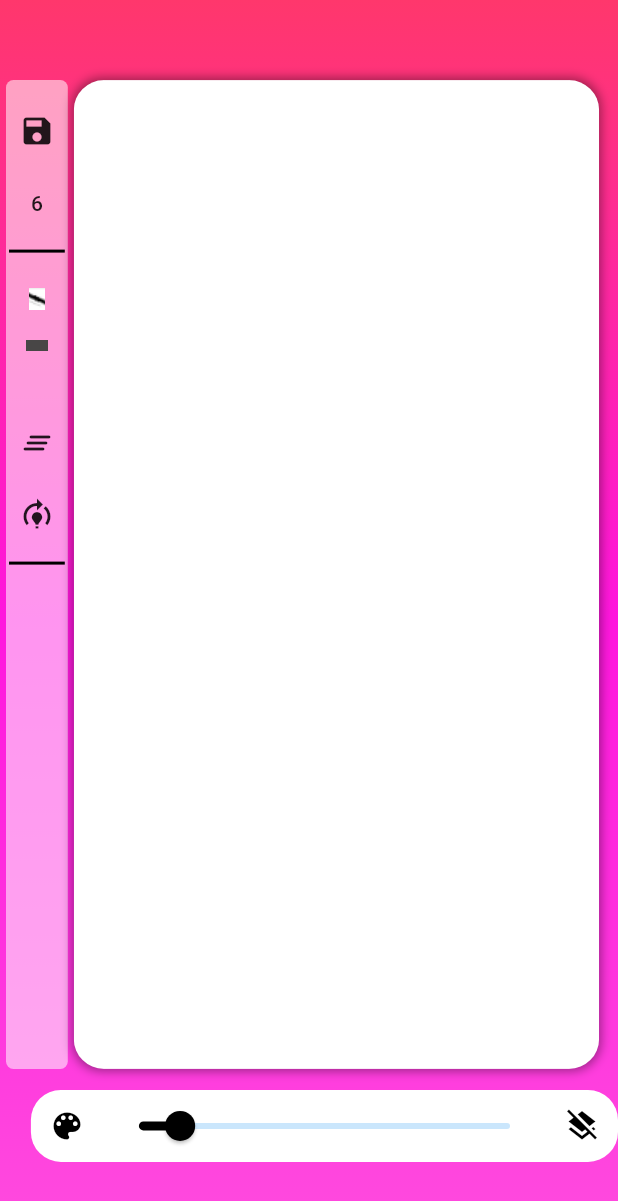
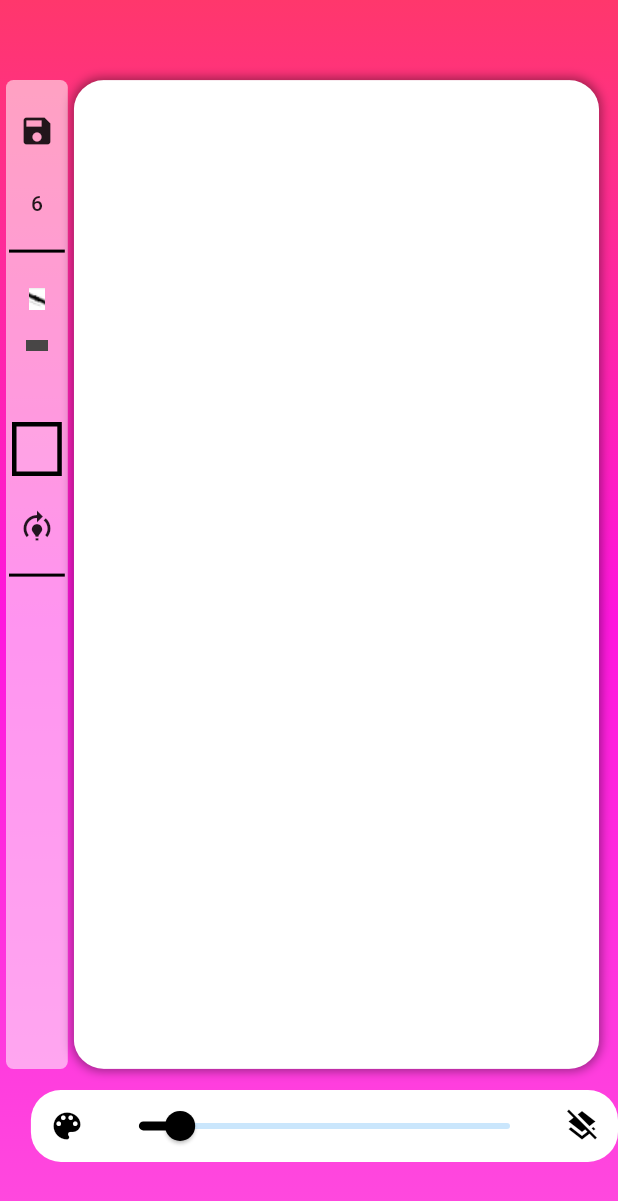
Before and after one commit to yeasin50/Flutter-Painter, a Flutter app: the screen it shows after launch, on a phone screen of 412 x 824 dp. Shown: the top 1201 px of the screen. Run offline on Flutter 3.47's test engine with Material 2 defaults, Android fonts, the phone set to English and light mode, and no system bars; our stand-ins replace flutter_colorpicker, image_gallery_saver, permission_handler.

Commit message:
shapeBtn

```diff
--- a/lib/main.dart
+++ b/lib/main.dart
@@ -7,6 +7,7 @@ import 'package:paintApp/widget/FixedPackage.dart/constants.dart';
 import 'package:paintApp/menu/menuHandler.dart';
 import 'package:paintApp/testFile.dart';
 import 'package:paintApp/widget/FixedPackage.dart/colorPick.dart';
+import 'package:paintApp/widget/FixedPackage.dart/shapeSelection.dart';
 import 'package:paintApp/widget/drawhelper/customPainter.dart';
 import 'package:paintApp/widget/drawhelper/drawingArea.dart';
 
@@ -65,6 +66,7 @@ class _HomepageState extends State {
               onColorChanged: (value) {
                 this.setState(() {
                   selectedColor = value;
+                  Shapes.selectedColor = value;
                 });
               },
             ),
@@ -150,6 +152,7 @@ class _HomepageState extends State {
                                   ..strokeCap = Constants.selectedCap
                                   ..isAntiAlias = true
                                   // ..shader =
+                                  // ..blendMode = BlendMode.luminosity
                                   ..color = selectedColor
                                   ..strokeWidth = strokeWidth),
                           );
--- a/lib/menu/menuHolder.dart
+++ b/lib/menu/menuHolder.dart
@@ -1,6 +1,7 @@
 import 'dart:math';
 import 'package:flutter/material.dart';
 import 'package:paintApp/widget/FixedPackage.dart/constants.dart';
+import 'package:paintApp/widget/FixedPackage.dart/shapeSelection.dart';
 import 'package:paintApp/widget/SaveDialogContent.dart';
 import 'menuHandler.dart';
 
@@ -195,12 +196,39 @@ class _MenuHolderState extends State<MenuHolder> {
           ),
         ),
 
-        //anitiAlise
+        //shape
         Tooltip(
-          message: "AntiAlias",
-          child: IconButton(
-            icon: Icon(Icons.clear_all_rounded),
-            onPressed: () {},
+          message: "Shape",
+          child: Container(
+            color: Shapes.isRectangale ? Colors.lightBlueAccent : null,
+            margin: EdgeInsets.all(4),
+            child: FlatButton(
+              child: SizedBox(),
+              shape: RoundedRectangleBorder(
+                // borderRadius: BorderRadius.only(topLeft: Radius.elliptical(0, 0)),
+                side: BorderSide(
+                  color: Shapes.selectedColor,
+                  width: 3,
+                ),
+              ),
+              color: Shapes.fillShape && Shapes.isRectangale
+                  ? Shapes.selectedColor
+                  : Colors.white.withAlpha(24),
+              onPressed: () {
+                if (!Shapes.isRectangale)
+                  setState(() => Shapes.isRectangale = true);
+                else if (Shapes.fillShape)
+                  setState(() {
+                    Shapes.fillShape = false;
+                    Shapes.isRectangale = false;
+                  });
+                else if (Shapes.isRectangale) {
+                  setState(() {
+                    Shapes.fillShape = true;
+                  });
+                }
+              },
+            ),
           ),
         ),
         //BlandeMode
--- /dev/null
+++ b/lib/widget/FixedPackage.dart/shapeSelection.dart
@@ -0,0 +1,8 @@
+import 'package:flutter/cupertino.dart';
+import 'package:flutter/material.dart';
+
+class Shapes {
+  static bool isRectangale = false;
+  static Color selectedColor = Colors.black;
+  static bool fillShape = false;
+}
--- a/lib/widget/drawhelper/customPainter.dart
+++ b/lib/widget/drawhelper/customPainter.dart
@@ -20,7 +20,10 @@ class MyCustomPainter extends CustomPainter {
     Rect rect = Rect.fromLTWH(0, 0, size.width, size.height);
     canvas.drawRect(rect, bg);
 
-    // we are checking if there is just one click
+    // imageInsertion
+    // canvas.drawImage(
+    //  , Offset.zero, Paint());
+    // // we are checking if there is just one click
     for (int x = 0; x < points.length - 1; x++) {
       if (points[x] != null && points[x + 1] != null) {
         canvas.drawLine(
```
